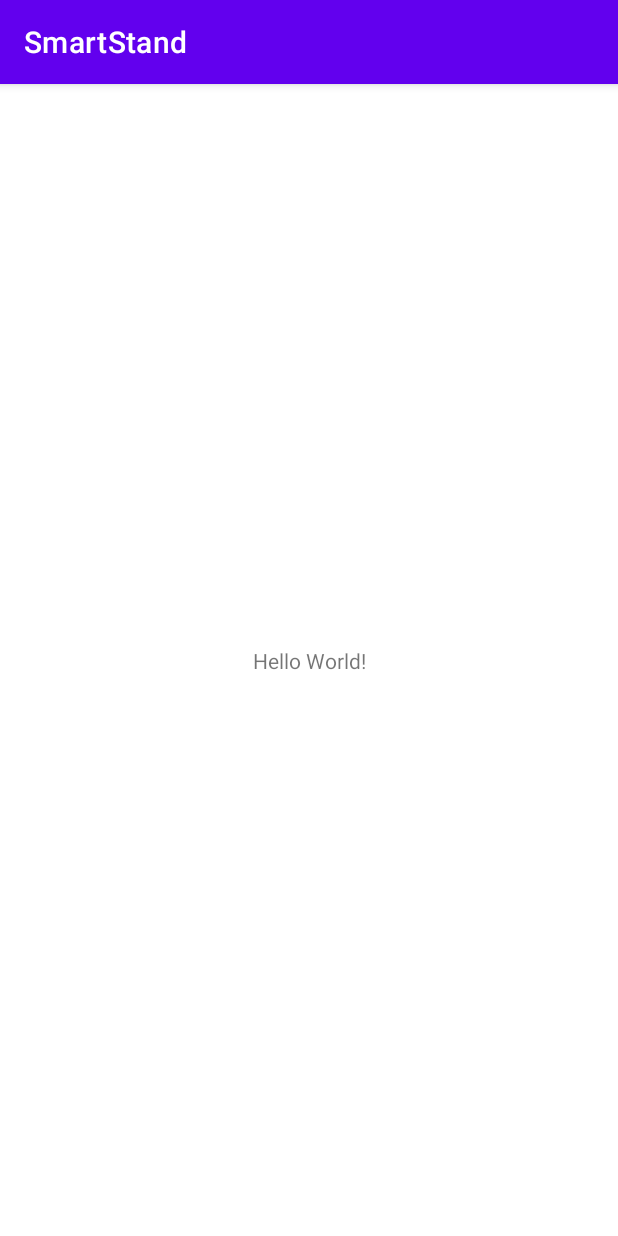
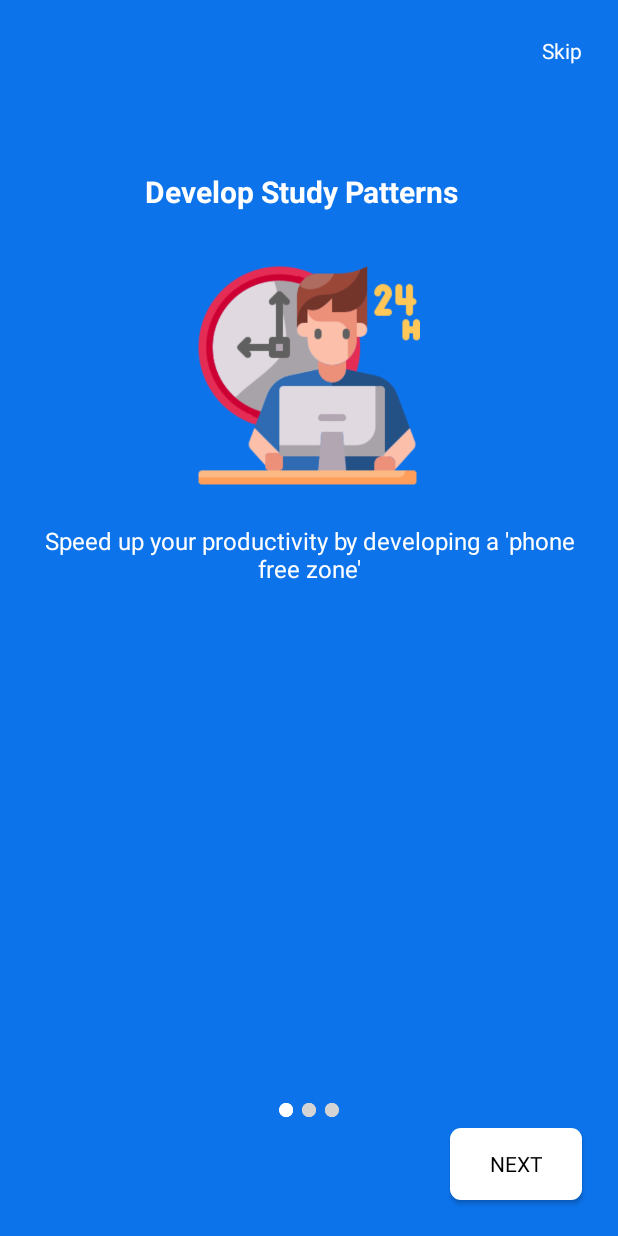
Before and after one commit to SayuriYuto/IOTSMARTSTAND, an Android app: the screen it shows after launch (MainActivity before the commit, LandingPage1 after it), on a phone screen of 412 x 824 dp. Run offline under Robolectric (Android 15) with nearby library versions, the phone set to English and light mode, and no system bars.

Commit message:
Splash Screen and Landing Pages Done.

```diff
--- a/app/build.gradle
+++ b/app/build.gradle
@@ -22,8 +22,8 @@ android {
         }
     }
     compileOptions {
-        sourceCompatibility JavaVersion.VERSION_1_8
-        targetCompatibility JavaVersion.VERSION_1_8
+        sourceCompatibility JavaVersion.VERSION_11
+        targetCompatibility JavaVersion.VERSION_11
     }
 }
 
--- /dev/null
+++ b/app/src/main/java/com/example/smartstand/LandingPage1.java
@@ -0,0 +1,36 @@
+package com.example.smartstand;
+
+import android.content.Intent;
+import android.os.Bundle;
+import android.view.View;
+import android.widget.Button;
+import android.widget.TextView;
+
+import androidx.appcompat.app.AppCompatActivity;
+
+public class LandingPage1 extends AppCompatActivity {
+    Button btn;
+    TextView skip;
+
+    @Override
+    protected void onCreate(Bundle savedInstanceState) {
+        super.onCreate(savedInstanceState);
+        setContentView(R.layout.activity_landing_page1);
+        btn=findViewById(R.id.button2);
+        skip=findViewById(R.id.skip);
+        btn.setOnClickListener(new View.OnClickListener() {
+            @Override
+            public void onClick(View v) {
+                Intent intent=new Intent(getApplicationContext(), com.example.smartstand.landingpage2.class);
+                startActivity(intent);
+            }
+        });
+        skip.setOnClickListener(new View.OnClickListener() {
+            @Override
+            public void onClick(View v) {
+                Intent intent=new Intent(getApplicationContext(),landingpage2.class);
+                startActivity(intent);
+            }
+        });
+    }
+}
--- a/app/src/main/java/com/example/smartstand/MainActivity.java
+++ b/app/src/main/java/com/example/smartstand/MainActivity.java
@@ -2,7 +2,9 @@ package com.example.smartstand;
 
 import androidx.appcompat.app.AppCompatActivity;
 
+import android.content.Intent;
 import android.os.Bundle;
+import android.os.Handler;
 
 public class MainActivity extends AppCompatActivity {
 
@@ -10,5 +12,14 @@ public class MainActivity extends AppCompatActivity {
     protected void onCreate(Bundle savedInstanceState) {
         super.onCreate(savedInstanceState);
         setContentView(R.layout.activity_main);
+        new Handler().postDelayed(new Runnable() {
+            @Override
+            public void run() {
+                Intent i=new Intent(MainActivity.this,
+                        LandingPage1.class);
+                startActivity(i);
+                finish();
+            }
+        }, 3000);
     }
 }
--- /dev/null
+++ b/app/src/main/res/drawable-v24/buttonbg.xml
@@ -0,0 +1,8 @@
+<?xml version="1.0" encoding="utf-8"?>
+<shape xmlns:android="http://schemas.android.com/apk/res/android"
+    android:shape="rectangle" >
+    <solid
+        android:color="@color/white"></solid>
+    <corners
+        android:radius="7dp"/>
+</shape>
--- /dev/null
+++ b/app/src/main/res/layout/activity_landing_page1.xml
@@ -0,0 +1,104 @@
+<?xml version="1.0" encoding="utf-8"?>
+<androidx.constraintlayout.widget.ConstraintLayout xmlns:android="http://schemas.android.com/apk/res/android"
+    xmlns:app="http://schemas.android.com/apk/res-auto"
+    xmlns:tools="http://schemas.android.com/tools"
+    android:layout_width="match_parent"
+    android:layout_height="match_parent"
+    android:background="#0C73EB"
+    tools:context=".LandingPage1">
+    <TextView
+        android:id="@+id/skip"
+        android:layout_width="wrap_content"
+        android:layout_height="wrap_content"
+        android:layout_marginTop="24dp"
+        android:layout_marginEnd="24dp"
+        android:layout_marginRight="24dp"
+        android:text="Skip"
+        android:textColor="@color/white"
+        app:layout_constraintEnd_toEndOf="parent"
+        app:layout_constraintTop_toTopOf="parent" />
+
+    <TextView
+        android:id="@+id/textView4"
+        android:layout_width="wrap_content"
+        android:layout_height="wrap_content"
+        android:layout_marginStart="90dp"
+        android:layout_marginTop="20dp"
+        android:layout_marginEnd="96dp"
+        android:layout_marginBottom="34dp"
+        android:fontFamily="sans-serif"
+        android:gravity="center"
+        android:text="Develop Study Patterns"
+        android:textColor="@color/white"
+        android:textSize="20sp"
+        android:textStyle="bold"
+        app:layout_constraintBottom_toTopOf="@+id/imageView"
+        app:layout_constraintEnd_toEndOf="parent"
+        app:layout_constraintHorizontal_bias="0.375"
+        app:layout_constraintStart_toStartOf="parent"
+        app:layout_constraintTop_toTopOf="parent"
+        app:layout_constraintVertical_bias="1.0" />
+
+    <ImageView
+        android:id="@+id/imageView"
+        android:layout_width="150dp"
+        android:layout_height="150dp"
+        android:layout_marginStart="16dp"
+        android:layout_marginTop="175dp"
+        android:layout_marginEnd="16dp"
+        android:src="@drawable/landingpagelogo"
+        app:layout_constraintEnd_toEndOf="parent"
+        app:layout_constraintHorizontal_bias="0.497"
+        app:layout_constraintStart_toStartOf="parent"
+        app:layout_constraintTop_toTopOf="parent"
+        tools:ignore="MissingConstraints" />
+
+    <TextView
+        android:id="@+id/textView3"
+        android:layout_width="wrap_content"
+        android:layout_height="wrap_content"
+        android:layout_marginStart="16dp"
+        android:layout_marginLeft="16dp"
+        android:layout_marginTop="24dp"
+        android:layout_marginEnd="16dp"
+        android:layout_marginRight="24dp"
+        android:paddingRight="24dp"
+        android:paddingLeft="24dp"
+        android:textSize="16sp"
+        android:fontFamily="sans-serif"
+        android:gravity="center"
+        android:text="Speed up your productivity by developing a 'phone free zone'"
+        app:layout_constraintEnd_toEndOf="parent"
+        app:layout_constraintStart_toStartOf="parent"
+        app:layout_constraintTop_toBottomOf="@+id/imageView"
+        android:textColor="@color/white"/>
+
+    <Button
+        android:id="@+id/button2"
+        android:layout_width="wrap_content"
+        android:layout_height="wrap_content"
+        android:background="@drawable/buttonbg"
+        android:textColor="@color/black"
+        android:layout_marginEnd="24dp"
+        android:layout_marginRight="24dp"
+        android:layout_marginBottom="24dp"
+        android:text="Next"
+        android:textSize="14sp"
+        android:fontFamily="sans-serif"
+        app:layout_constraintBottom_toBottomOf="parent"
+        app:layout_constraintEnd_toEndOf="parent" />
+
+    <ImageView
+        android:id="@+id/imageView2"
+        android:layout_width="40dp"
+        android:layout_height="40dp"
+        android:layout_marginStart="80dp"
+        android:layout_marginLeft="80dp"
+        android:layout_marginEnd="80dp"
+        android:layout_marginRight="80dp"
+        android:layout_marginBottom="64dp"
+        app:layout_constraintBottom_toBottomOf="parent"
+        app:layout_constraintEnd_toEndOf="parent"
+        app:layout_constraintStart_toStartOf="parent"
+        app:srcCompat="@drawable/frame1" />
+</androidx.constraintlayout.widget.ConstraintLayout>
--- a/build.gradle
+++ b/build.gradle
@@ -1,4 +1,8 @@
-// Top-level build file where you can add configuration options common to all sub-projects/modules.
+buildscript {
+    dependencies {
+        classpath 'com.google.gms:google-services:4.3.13'
+    }
+}// Top-level build file where you can add configuration options common to all sub-projects/modules.
 plugins {
     id 'com.android.application' version '7.2.1' apply false
     id 'com.android.library' version '7.2.1' apply false
```
Also changed, not shown: app/src/main/AndroidManifest.xml (+10 -1 lines), app/src/main/java/com/example/smartstand/landingpage2.java (added, +35 -0 lines), app/src/main/java/com/example/smartstand/landingpage3.java (added, +25 -0 lines), app/src/main/res/layout/activity_landingpage2.xml (added, +105 -0 lines), app/src/main/res/layout/activity_landingpage3.xml (added, +74 -0 lines), app/src/main/res/layout/activity_main.xml (+45 -3 lines), app/src/main/res/drawable-v24/frame1.png (added), app/src/main/res/drawable-v24/frame2.png (added), app/src/main/res/drawable-v24/frame3.png (added), app/src/main/res/drawable-v24/landingpage2.png (added), app/src/main/res/drawable-v24/landingpage3.png (added), app/src/main/res/drawable-v24/landingpagelogo.png (added), app/src/main/res/drawable-v24/logo.png (added).
